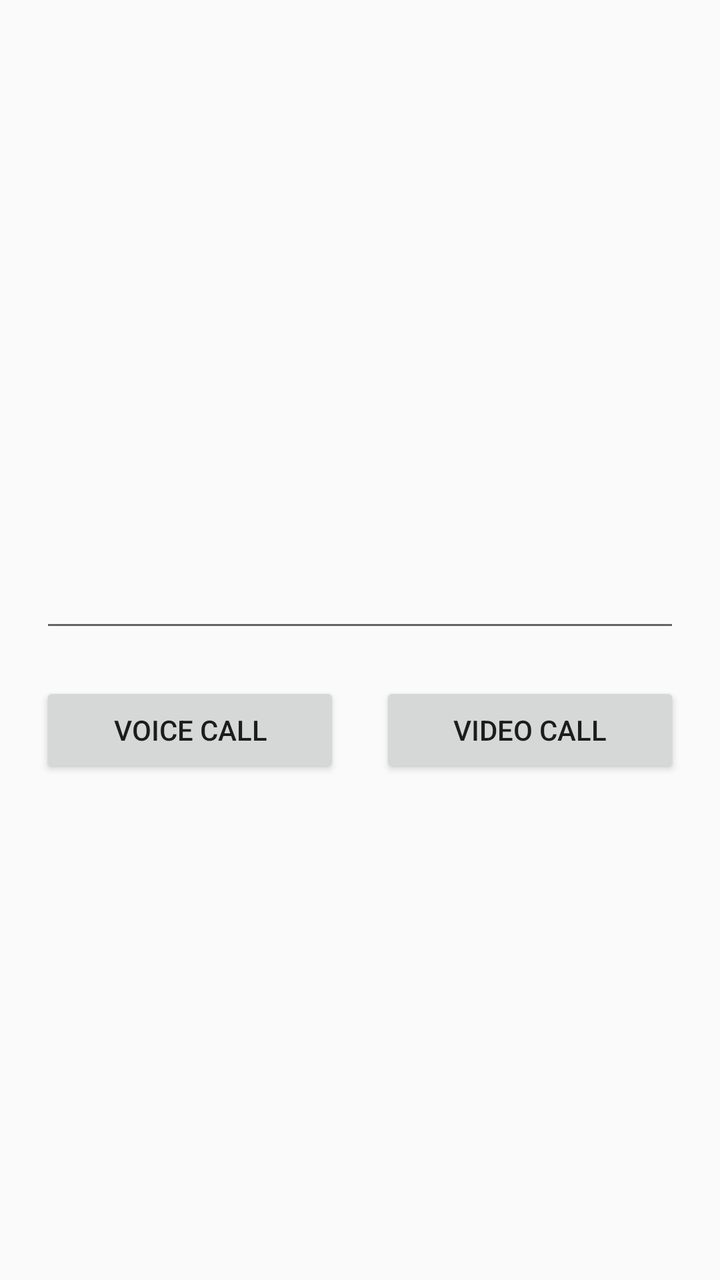
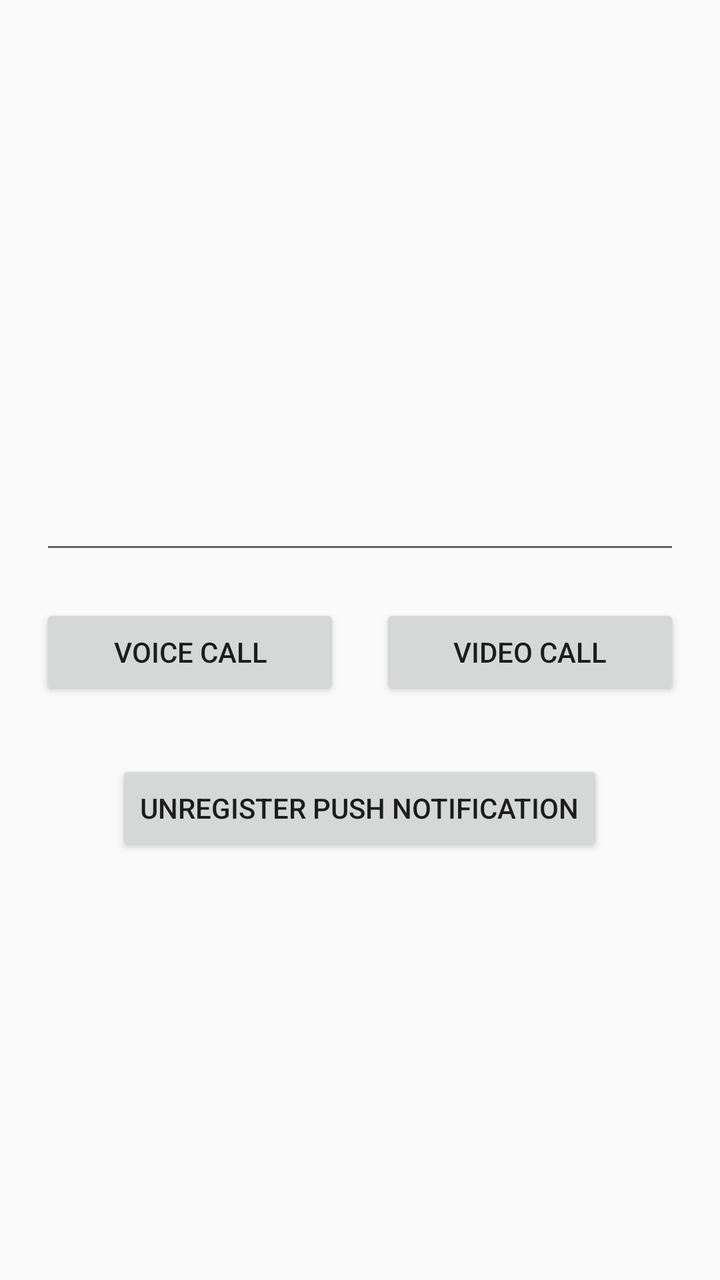

An Android layout rendered at two revisions. The XML below is the earlier revision; the diff shows what the commit changed to produce the second picture.
<!-- AndroidManifest.xml: application theme AppTheme -->
<!-- res/layout/activity_main.xml -->
<?xml version="1.0" encoding="utf-8"?>
<RelativeLayout xmlns:android="http://schemas.android.com/apk/res/android"
    android:layout_width="match_parent"
    android:layout_height="match_parent">

    <TextView
        android:id="@+id/tv_userid"
        android:layout_width="wrap_content"
        android:layout_height="wrap_content"
        android:layout_margin="10dp"
        android:textColor="#000000"
        android:textSize="24sp" />

    <LinearLayout
        android:layout_width="match_parent"
        android:layout_height="wrap_content"
        android:layout_centerInParent="true"
        android:gravity="center_horizontal"
        android:orientation="vertical">

        <EditText
            android:id="@+id/et_to"
            android:layout_width="match_parent"
            android:layout_height="50dp"
            android:layout_margin="20dp" />

        <LinearLayout
            android:layout_width="wrap_content"
            android:layout_height="wrap_content">

            <Button
                android:id="@+id/btn_voice_call"
                android:layout_width="150dp"
                android:layout_height="wrap_content"
                android:text="Voice call" />

            <Button
                android:id="@+id/btn_video_call"
                android:layout_width="150dp"
                android:layout_height="wrap_content"
                android:layout_marginLeft="20dp"
                android:text="Video Call" />
        </LinearLayout>

    </LinearLayout>

</RelativeLayout>
<!-- resources referenced by this layout -->
<resources>
  <style name="AppTheme" parent="Theme.AppCompat.Light.DarkActionBar">
          
          <item name="colorPrimary">@color/colorPrimary</item>
          <item name="colorPrimaryDark">@color/colorPrimaryDark</item>
          <item name="colorAccent">@color/colorAccent</item>
      </style>
  <color name="colorPrimary">#3F51B5</color>
  <color name="colorPrimaryDark">#303F9F</color>
  <color name="colorAccent">#FF4081</color>
</resources>

<!-- the commit's change to res/layout/activity_main.xml (unified diff, before → after) -->
@@ -42,6 +42,13 @@
                 android:text="Video Call" />
         </LinearLayout>
 
+        <Button
+            android:id="@+id/btn_unregister"
+            android:layout_width="wrap_content"
+            android:layout_height="wrap_content"
+            android:layout_marginTop="30dp"
+            android:text="Unregister push notification" />
+
     </LinearLayout>
 
 </RelativeLayout>
